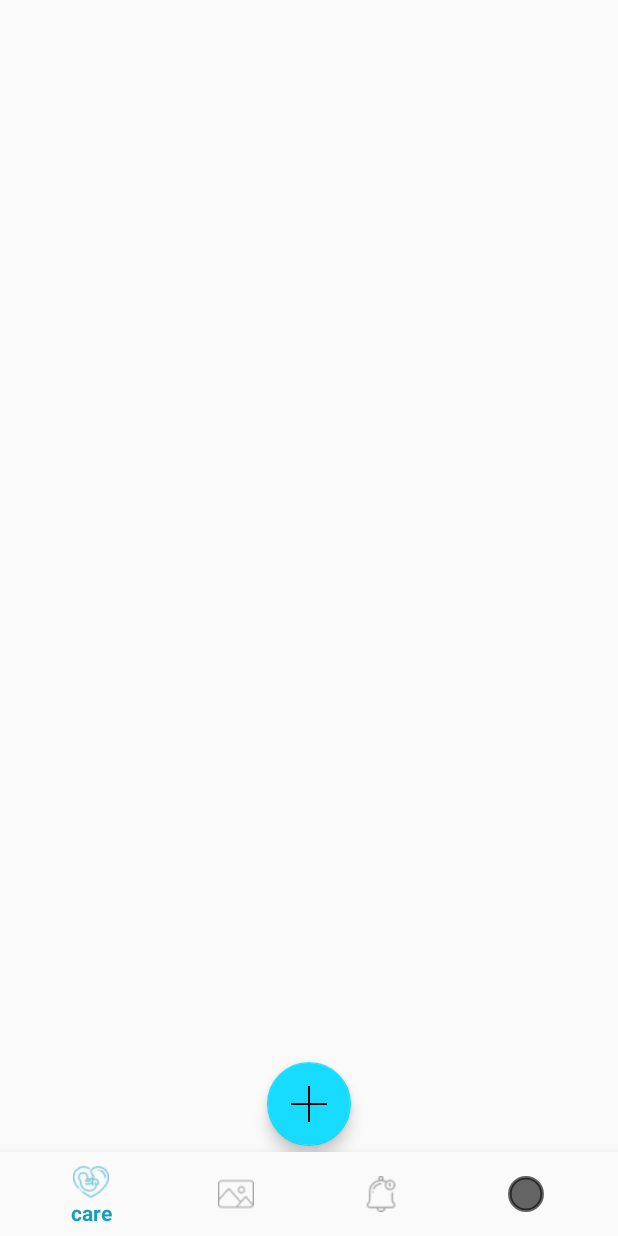
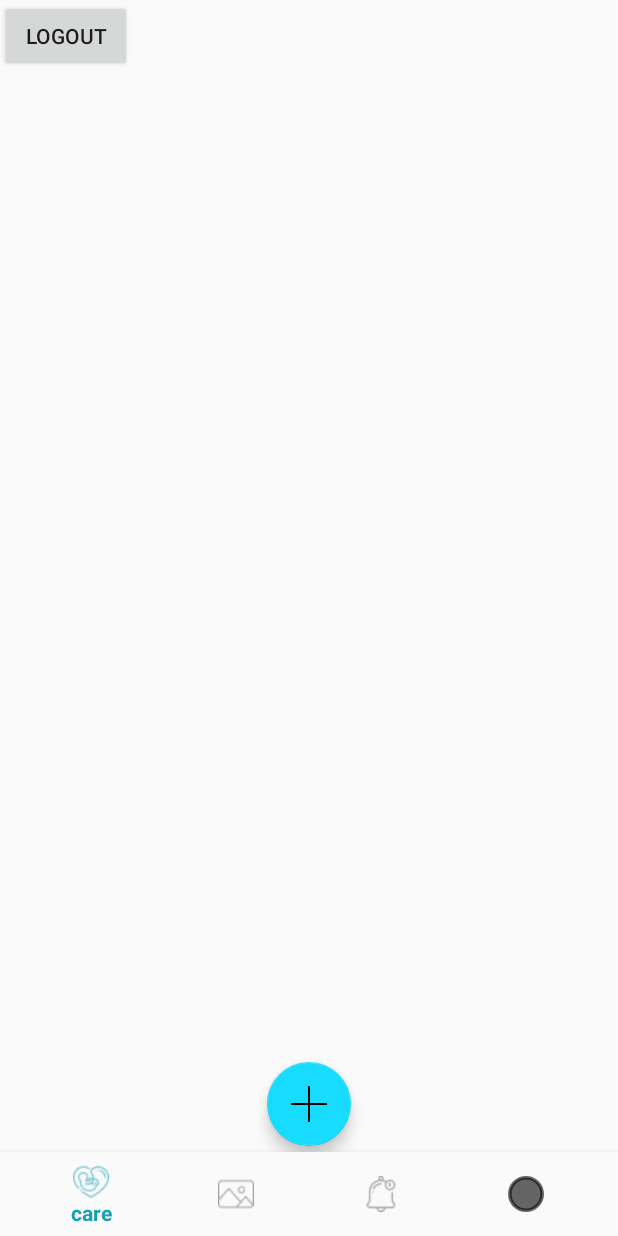
Before and after one commit to Herlangga666/ForMomsApp-master, an Android app: the screen it shows after launch once a user with an empty profile is signed in (MainActivity), on a phone screen of 412 x 824 dp. Run offline under Robolectric (Android 15) with nearby library versions, the phone set to English and light mode, and no system bars; our stand-ins replace Firebase (no records; nobody signed in at launch, a user with empty details on screens opened directly).

Commit message:
login regis

```diff
--- a/app/src/main/res/layout/activity_main.xml
+++ b/app/src/main/res/layout/activity_main.xml
@@ -15,7 +15,12 @@
         app:layout_constraintTop_toTopOf="parent">
 
     </FrameLayout>
-
+    <Button
+        android:id="@+id/logout"
+        android:layout_width="wrap_content"
+        android:layout_height="wrap_content"
+        android:text="logout"
+        />
     <com.google.android.material.floatingactionbutton.FloatingActionButton
         android:id="@+id/btn_float"
         android:layout_width="wrap_content"
```
